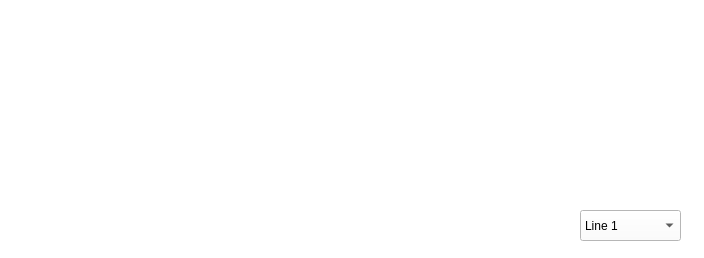
First picture: the form in Graphic/main.ui, repository RonanLc/Neuromorphic-system-interface, before the edit.
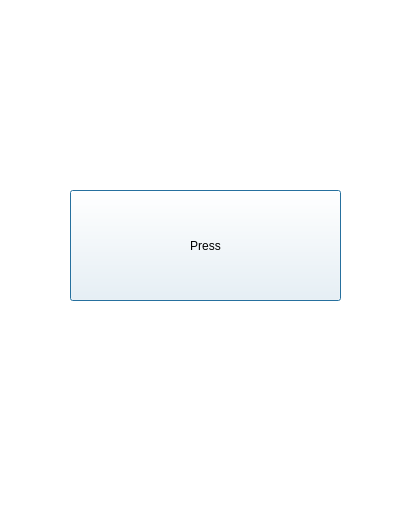
Second picture: the form after the edit.

```diff
--- a/Graphic/main.ui
+++ b/Graphic/main.ui
@@ -6,8 +6,8 @@
    <rect>
     <x>0</x>
     <y>0</y>
-    <width>704</width>
-    <height>258</height>
+    <width>408</width>
+    <height>520</height>
    </rect>
   </property>
   <property name="windowTitle">
@@ -16,30 +16,18 @@
   <property name="styleSheet">
    <string notr="true">background-color: rgb(255, 255, 255);</string>
   </property>
-  <widget class="QComboBox" name="RD_selectBox">
+  <widget class="QPushButton" name="pushButton">
    <property name="geometry">
     <rect>
-     <x>580</x>
-     <y>210</y>
-     <width>101</width>
-     <height>31</height>
+     <x>70</x>
+     <y>190</y>
+     <width>271</width>
+     <height>111</height>
     </rect>
    </property>
-   <item>
-    <property name="text">
-     <string>Line 1</string>
-    </property>
-   </item>
-   <item>
-    <property name="text">
-     <string>Line 2</string>
-    </property>
-   </item>
-   <item>
-    <property name="text">
-     <string>Line 3</string>
-    </property>
-   </item>
+   <property name="text">
+    <string>Press</string>
+   </property>
   </widget>
  </widget>
  <resources/>
```
